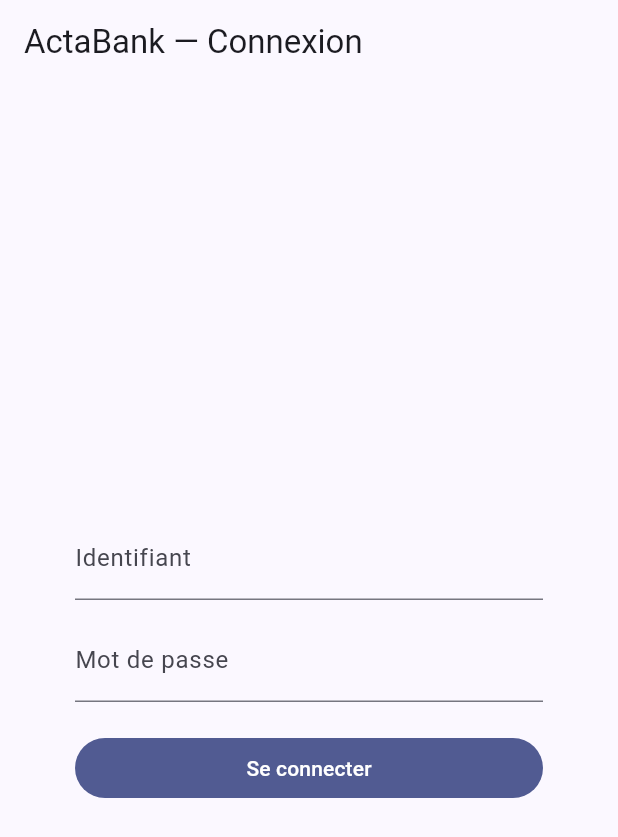
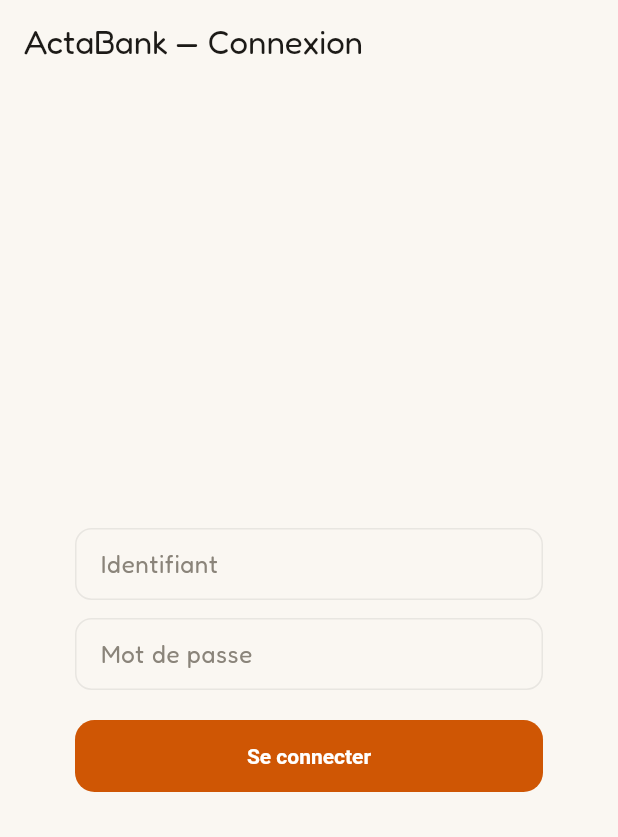
Before and after one commit to Actarus35/ActaBank, a Flutter app: the screen it shows after launch, on a phone screen of 412 x 824 dp. Shown: the top 837 px of the screen. Run offline on Flutter 3.47's test engine with Material 3 defaults, Android fonts, the phone set to English and light mode, and no system bars; our stand-ins replace dio, fl_chart, flutter_riverpod, flutter_secure_storage, google_fonts, shared_preferences.

Commit message:
feat: fondations visuelles d'après la maquette (palette oklch, Fredoka, thème clair/sombre, accent)

```diff
--- /dev/null
+++ b/frontend/lib/core/theme/app_theme.dart
@@ -0,0 +1,118 @@
+import 'package:flutter/material.dart';
+import 'package:google_fonts/google_fonts.dart';
+
+import 'app_palette.dart';
+import 'oklch.dart';
+
+enum AccentColor {
+  orange(45),
+  blue(255),
+  green(155),
+  purple(305),
+  pink(350),
+  teal(200);
+
+  const AccentColor(this.hue);
+
+  final double hue;
+
+  Color main(Brightness b) =>
+      b == Brightness.light ? oklch(0.6, 0.17, hue) : oklch(0.72, 0.16, hue);
+
+  Color deep(Brightness b) =>
+      b == Brightness.light ? oklch(0.52, 0.18, hue - 12) : oklch(0.63, 0.17, hue - 12);
+}
+
+ThemeData buildTheme(Brightness brightness, AccentColor accentColor) {
+  final palette = brightness == Brightness.light ? AppPalette.light : AppPalette.dark;
+  final accent = accentColor.main(brightness);
+
+  final scheme = ColorScheme.fromSeed(seedColor: accent, brightness: brightness).copyWith(
+    primary: accent,
+    onPrimary: Colors.white,
+    secondary: accentColor.deep(brightness),
+    onSecondary: Colors.white,
+    surface: palette.card,
+    onSurface: palette.ink,
+    onSurfaceVariant: palette.muted,
+    surfaceContainerHighest: palette.soft,
+    outline: palette.border,
+    outlineVariant: palette.border,
+    error: palette.neg,
+  );
+
+  final base = ThemeData(colorScheme: scheme, useMaterial3: true);
+  final r11 = BorderRadius.circular(11);
+
+  return base.copyWith(
+    scaffoldBackgroundColor: palette.page,
+    textTheme: GoogleFonts.fredokaTextTheme(base.textTheme),
+    extensions: [palette],
+    appBarTheme: AppBarTheme(
+      backgroundColor: palette.page,
+      foregroundColor: palette.ink,
+      elevation: 0,
+      scrolledUnderElevation: 0,
+      centerTitle: false,
+    ),
+    cardTheme: CardThemeData(
+      color: palette.card,
+      elevation: 0,
+      margin: EdgeInsets.zero,
+      shape: RoundedRectangleBorder(
+        borderRadius: BorderRadius.circular(18),
+        side: BorderSide(color: palette.border),
+      ),
+    ),
+    inputDecorationTheme: InputDecorationThemeData(
+      filled: true,
+      fillColor: palette.page,
+      contentPadding: const EdgeInsets.symmetric(horizontal: 13, vertical: 12),
+      border: OutlineInputBorder(borderRadius: r11, borderSide: BorderSide(color: palette.border)),
+      enabledBorder: OutlineInputBorder(borderRadius: r11, borderSide: BorderSide(color: palette.border)),
+      focusedBorder: OutlineInputBorder(borderRadius: r11, borderSide: BorderSide(color: accent)),
+    ),
+    filledButtonTheme: FilledButtonThemeData(
+      style: FilledButton.styleFrom(
+        minimumSize: const Size(64, 48),
+        shape: RoundedRectangleBorder(borderRadius: BorderRadius.circular(13)),
+        textStyle: const TextStyle(fontWeight: FontWeight.w700),
+      ),
+    ),
+    chipTheme: const ChipThemeData(shape: StadiumBorder(), side: BorderSide.none),
+    navigationBarTheme: NavigationBarThemeData(
+      backgroundColor: palette.card,
+      indicatorColor: Colors.transparent,
+      iconTheme: WidgetStateProperty.resolveWith(
+        (states) => IconThemeData(
+          color: states.contains(WidgetState.selected) ? accent : palette.muted,
+        ),
+      ),
+      labelTextStyle: WidgetStateProperty.resolveWith(
+        (states) => TextStyle(
+          fontWeight: FontWeight.w700,
+          fontSize: 11,
+          color: states.contains(WidgetState.selected) ? accent : palette.muted,
+        ),
+      ),
+    ),
+    floatingActionButtonTheme: FloatingActionButtonThemeData(
+      backgroundColor: accent,
+      foregroundColor: Colors.white,
+      shape: const CircleBorder(),
+    ),
+    dialogTheme: DialogThemeData(
+      backgroundColor: palette.card,
+      shape: RoundedRectangleBorder(borderRadius: BorderRadius.circular(20)),
+    ),
+    bottomSheetTheme: BottomSheetThemeData(
+      backgroundColor: palette.card,
+      showDragHandle: true,
+      dragHandleColor: palette.border,
+      shape: const RoundedRectangleBorder(
+        borderRadius: BorderRadius.vertical(top: Radius.circular(28)),
+      ),
+    ),
+    dividerTheme: DividerThemeData(color: palette.border, space: 1),
+  );
+}
--- a/frontend/lib/main.dart
+++ b/frontend/lib/main.dart
@@ -1,20 +1,32 @@
 import 'package:flutter/material.dart';
 import 'package:flutter_riverpod/flutter_riverpod.dart';
+import 'package:shared_preferences/shared_preferences.dart';
 
+import 'core/theme/app_theme.dart';
+import 'core/theme/theme_controller.dart';
 import 'features/auth/auth_gate.dart';
 
-void main() {
-  runApp(const ProviderScope(child: ActabankApp()));
+Future<void> main() async {
+  WidgetsFlutterBinding.ensureInitialized();
+  final prefs = await SharedPreferences.getInstance();
+  runApp(ProviderScope(
+    overrides: [sharedPreferencesProvider.overrideWithValue(prefs)],
+    child: const ActabankApp(),
+  ));
 }
 
-class ActabankApp extends StatelessWidget {
+class ActabankApp extends ConsumerWidget {
   const ActabankApp({super.key});
 
   @override
-  Widget build(BuildContext context) {
+  Widget build(BuildContext context, WidgetRef ref) {
+    final settings = ref.watch(themeControllerProvider);
     return MaterialApp(
       title: 'ActaBank',
-      theme: ThemeData(colorSchemeSeed: Colors.indigo, useMaterial3: true),
+      debugShowCheckedModeBanner: false,
+      theme: buildTheme(Brightness.light, settings.accent),
+      darkTheme: buildTheme(Brightness.dark, settings.accent),
+      themeMode: settings.mode,
       home: const AuthGate(),
     );
   }
--- a/frontend/pubspec.yaml
+++ b/frontend/pubspec.yaml
@@ -38,6 +38,8 @@ dependencies:
   dio: ^5.11.0
   flutter_secure_storage: ^11.0.0
   fl_chart: ^1.2.0
+  google_fonts: ^8.2.1
+  shared_preferences: ^2.5.6
 
 dev_dependencies:
   flutter_test:
```
Also changed, not shown: frontend/lib/core/theme/app_palette.dart (added, +126 -0 lines), frontend/lib/core/theme/oklch.dart (added, +28 -0 lines), frontend/lib/core/theme/theme_controller.dart (added, +51 -0 lines), frontend/lib/features/settings/settings_screen.dart (+73 -0 lines), frontend/pubspec.lock, 1 other file.
